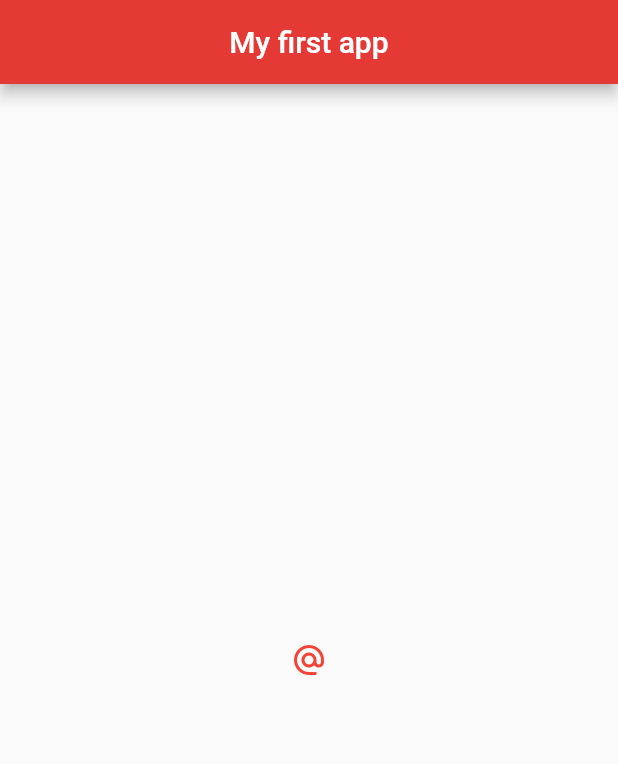
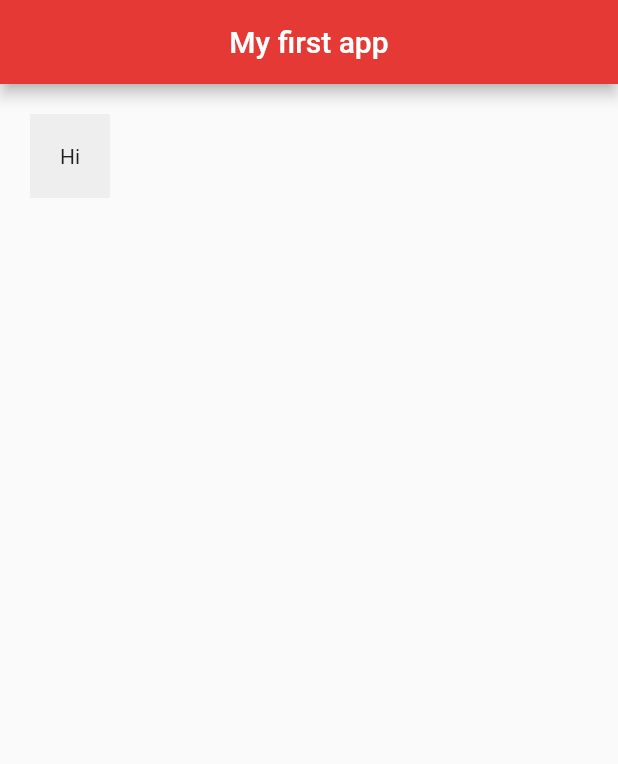
Before and after one commit to ashkarashku1/flutter_basics, a Flutter app: the screen it shows after launch, on a phone screen of 412 x 824 dp. Shown: the top 764 px of the screen. Run offline on Flutter 3.47's test engine with Material 2 defaults, Android fonts, the phone set to English and light mode, and no system bars.

Commit message:
Container with padding and margin

```diff
--- a/lib/main.dart
+++ b/lib/main.dart
@@ -13,39 +13,11 @@ class Home extends StatelessWidget {
         centerTitle: true,
         backgroundColor: Colors.red[600],
       ),
-      body: Center(
-        child: IconButton(
-          onPressed: () {},
-          icon: Icon(Icons.alternate_email),
-          color: Colors.red,
-        ),
-        /*child: RaisedButton.icon(
-          onPressed: () {},
-          icon: Icon(
-            Icons.mail,
-          ),
-          label: Text('Mail me'),
-          color: Colors.red,
-        ),*/
-          /*child: Icon(
-            Icons.access_alarm,
-            color: Colors.lightBlue,
-            size: 50.0,
-          ),*/
-//        child: Image.asset('assets/space.jpg'),
-/*        child: Image(
-          image: AssetImage('assets/space.jpg'),
-        ),*/
-/*        child: Text(
-          'Hi App',
-          style: TextStyle(
-            fontSize: 20.0,
-            fontWeight: FontWeight.bold,
-            letterSpacing: 2.0,
-            color: Colors.grey[600],
-            fontFamily: 'IndieFlower',
-          ),
-        ),*/
+      body: Container(
+        padding: EdgeInsets.all(20.0),
+        margin: EdgeInsets.all(20.0),
+        color: Colors.grey[200],
+        child: Text('Hi'),
       ),
       floatingActionButton: FloatingActionButton(
         onPressed: () {},
```
